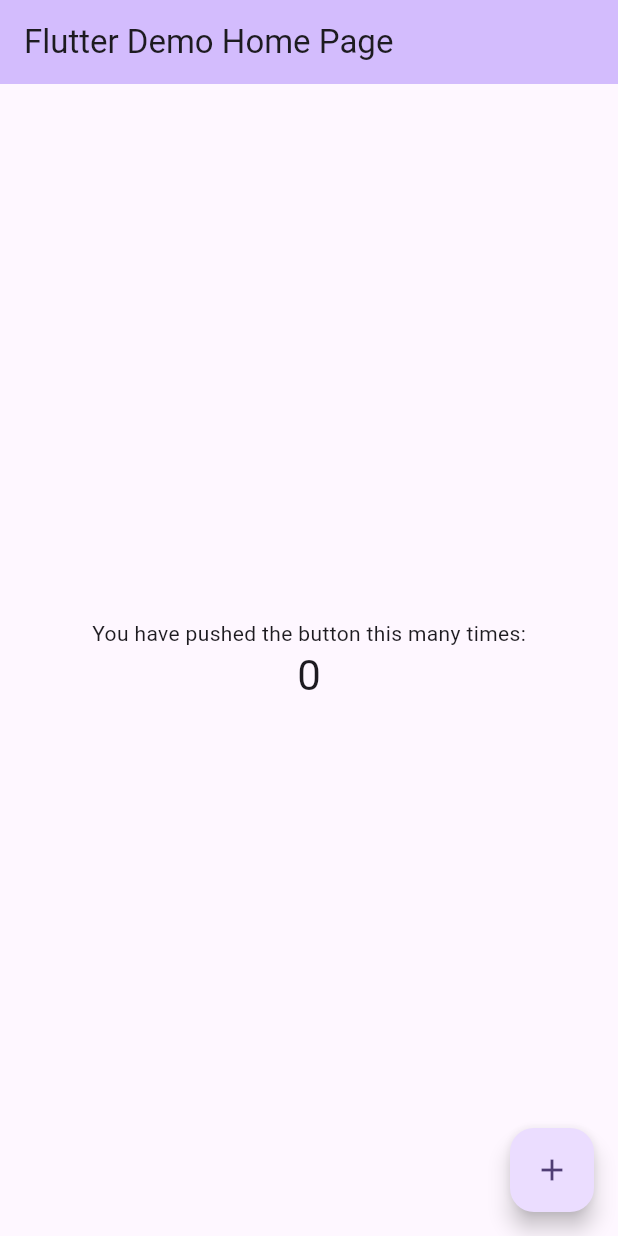
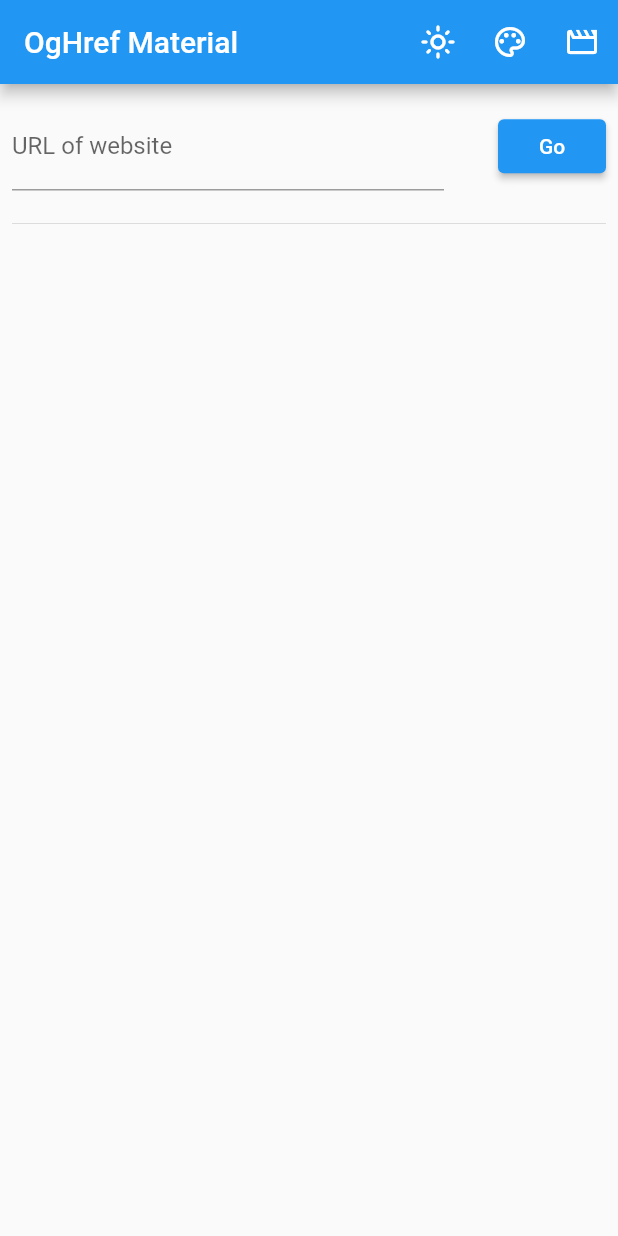
Before and after one commit to rk0cc/oghref, a Flutter app: the screen it shows after launch, on a phone screen of 412 x 824 dp. Run offline on Flutter 3.47's test engine with Material 2 defaults, Android fonts, the phone set to English and light mode, and no system bars; our stand-ins replace cached_network_image; missing offline and left inert: media_kit, media_kit_video, mime_dart.

Commit message:
Upload example

```diff
--- /dev/null
+++ b/widgets/material/example/lib/app.dart
@@ -0,0 +1,132 @@
+import 'package:flutter/material.dart';
+import 'package:oghref_material/oghref_material.dart';
+import 'package:provider/provider.dart';
+
+import 'theme_preference.dart';
+
+class OgHrefMaterialExampleHome extends StatefulWidget {
+  const OgHrefMaterialExampleHome({super.key});
+
+  @override
+  State<StatefulWidget> createState() => _OgHrefMaterialExampleHomeState();
+}
+
+class _OgHrefMaterialExampleHomeState extends State<OgHrefMaterialExampleHome> {
+  late final TextEditingController controller;
+  Uri? uri;
+  bool invalid = false;
+  bool multimedia = false;
+
+  @override
+  void initState() {
+    super.initState();
+    controller = TextEditingController();
+  }
+
+  @override
+  void dispose() {
+    controller.dispose();
+    super.dispose();
+  }
+
+  void _applyChanges() {
+    setState(() {
+      if (controller.text.isEmpty) {
+        uri = null;
+        invalid = false;
+        return;
+      }
+
+      try {
+        Uri parsed = Uri.parse(controller.text);
+
+        if (!["http", "https"].contains(parsed.scheme)) {
+          throw "Non-HTTP(S) URL";
+        }
+
+        uri = parsed;
+        invalid = false;
+      } catch (err) {
+        uri = null;
+        invalid = true;
+      }
+    });
+  }
+
+  @override
+  Widget build(BuildContext context) {
+    final pref = Provider.of<ThemePreference>(context);
+
+    return Scaffold(
+        appBar: AppBar(title: const Text("OgHref Material"), actions: <Tooltip>[
+          Tooltip(
+              message: "Switch to ${pref.darkMode ? 'light' : 'dark'} mode",
+              child: IconButton(
+                  onPressed: () {
+                    pref.darkMode = !pref.darkMode;
+                  },
+                  icon: Icon(pref.darkMode
+                      ? Icons.dark_mode_outlined
+                      : Icons.light_mode_outlined))),
+          Tooltip(
+              message: "Use Material ${pref.materialThree ? 2 : 3} theme",
+              child: IconButton(
+                  onPressed: () {
+                    pref.materialThree = !pref.materialThree;
+                  },
+                  icon: const Icon(Icons.palette_outlined))),
+          Tooltip(
+              message:
+                  "${multimedia ? 'Disable' : 'Enable'} multimedia content",
+              child: IconButton(
+                  onPressed: () {
+                    setState(() {
+                      multimedia = !multimedia;
+                    });
+                  },
+                  icon: Icon(multimedia ? Icons.movie : Icons.movie_outlined)))
+        ]),
+        body: Column(
+          children: [
+            Padding(
+                padding:
+                    const EdgeInsets.symmetric(horizontal: 8, vertical: 12),
+                child: Row(children: [
+                  Expanded(
+                      flex: 8,
+                      child: TextField(
+                          controller: controller,
+                          decoration: InputDecoration(
+                              errorText: invalid ? "Invalid URL website" : null,
+                              hintText: "https://www.example.com",
+                              labelText: "URL of website"))),
+                  const Spacer(),
+                  Expanded(
+                      flex: 2,
+                      child: ElevatedButton(
+                          onPressed: _applyChanges, child: const Text("Go")))
+                ])),
+            const Padding(
+                padding: EdgeInsets.symmetric(horizontal: 8, vertical: 2),
+                child: Divider()),
+            Expanded(
+                child: uri == null
+                    ? const SizedBox()
+                    : ListView(
+                        shrinkWrap: true,
+                        padding: const EdgeInsets.symmetric(vertical: 12),
+                        children: <Widget>[
+                          OgHrefMaterialCard(uri!,
+                              onLoading: (context) => const Center(
+                                  child: CircularProgressIndicator()),
+                              multimedia: multimedia),
+                              OgHrefMaterialTile(uri!)
+                        ]
+                            .map((e) =>
+                                Align(alignment: Alignment.center, child: e))
+                            .toList(),
+                      ))
+          ],
+        ));
+  }
+}
--- a/widgets/material/example/lib/main.dart
+++ b/widgets/material/example/lib/main.dart
@@ -1,125 +1,31 @@
 import 'package:flutter/material.dart';
+import 'package:oghref_material/oghref_material.dart';
+import 'package:provider/provider.dart';
+
+import 'app.dart';
+import 'theme_preference.dart';
 
 void main() {
-  runApp(const MyApp());
+  WidgetsFlutterBinding.ensureInitialized();
+  OgHrefMaterialBinding.ensureInitialized();
+  runApp(const OgHrefMaterialExampleApp());
 }
 
-class MyApp extends StatelessWidget {
-  const MyApp({super.key});
-
-  // This widget is the root of your application.
-  @override
-  Widget build(BuildContext context) {
-    return MaterialApp(
-      title: 'Flutter Demo',
-      theme: ThemeData(
-        // This is the theme of your application.
-        //
-        // TRY THIS: Try running your application with "flutter run". You'll see
-        // the application has a blue toolbar. Then, without quitting the app,
-        // try changing the seedColor in the colorScheme below to Colors.green
-        // and then invoke "hot reload" (save your changes or press the "hot
-        // reload" button in a Flutter-supported IDE, or press "r" if you used
-        // the command line to start the app).
-        //
-        // Notice that the counter didn't reset back to zero; the application
-        // state is not lost during the reload. To reset the state, use hot
-        // restart instead.
-        //
-        // This works for code too, not just values: Most code changes can be
-        // tested with just a hot reload.
-        colorScheme: ColorScheme.fromSeed(seedColor: Colors.deepPurple),
-        useMaterial3: true,
-      ),
-      home: const MyHomePage(title: 'Flutter Demo Home Page'),
-    );
-  }
-}
-
-class MyHomePage extends StatefulWidget {
-  const MyHomePage({super.key, required this.title});
-
-  // This widget is the home page of your application. It is stateful, meaning
-  // that it has a State object (defined below) that contains fields that affect
-  // how it looks.
-
-  // This class is the configuration for the state. It holds the values (in this
-  // case the title) provided by the parent (in this case the App widget) and
-  // used by the build method of the State. Fields in a Widget subclass are
-  // always marked "final".
-
-  final String title;
-
-  @override
-  State<MyHomePage> createState() => _MyHomePageState();
-}
-
-class _MyHomePageState extends State<MyHomePage> {
-  int _counter = 0;
-
-  void _incrementCounter() {
-    setState(() {
-      // This call to setState tells the Flutter framework that something has
-      // changed in this State, which causes it to rerun the build method below
-      // so that the display can reflect the updated values. If we changed
-      // _counter without calling setState(), then the build method would not be
-      // called again, and so nothing would appear to happen.
-      _counter++;
-    });
-  }
+class OgHrefMaterialExampleApp extends StatelessWidget {
+  const OgHrefMaterialExampleApp({super.key});
 
   @override
   Widget build(BuildContext context) {
-    // This method is rerun every time setState is called, for instance as done
-    // by the _incrementCounter method above.
-    //
-    // The Flutter framework has been optimized to make rerunning build methods
-    // fast, so that you can just rebuild anything that needs updating rather
-    // than having to individually change instances of widgets.
-    return Scaffold(
-      appBar: AppBar(
-        // TRY THIS: Try changing the color here to a specific color (to
-        // Colors.amber, perhaps?) and trigger a hot reload to see the AppBar
-        // change color while the other colors stay the same.
-        backgroundColor: Theme.of(context).colorScheme.inversePrimary,
-        // Here we take the value from the MyHomePage object that was created by
-        // the App.build method, and use it to set our appbar title.
-        title: Text(widget.title),
-      ),
-      body: Center(
-        // Center is a layout widget. It takes a single child and positions it
-        // in the middle of the parent.
-        child: Column(
-          // Column is also a layout widget. It takes a list of children and
-          // arranges them vertically. By default, it sizes itself to fit its
-          // children horizontally, and tries to be as tall as its parent.
-          //
-          // Column has various properties to control how it sizes itself and
-          // how it positions its children. Here we use mainAxisAlignment to
-          // center the children vertically; the main axis here is the vertical
-          // axis because Columns are vertical (the cross axis would be
-          // horizontal).
-          //
-          // TRY THIS: Invoke "debug painting" (choose the "Toggle Debug Paint"
-          // action in the IDE, or press "p" in the console), to see the
-          // wireframe for each widget.
-          mainAxisAlignment: MainAxisAlignment.center,
-          children: <Widget>[
-            const Text(
-              'You have pushed the button this many times:',
-            ),
-            Text(
-              '$_counter',
-              style: Theme.of(context).textTheme.headlineMedium,
-            ),
-          ],
-        ),
-      ),
-      floatingActionButton: FloatingActionButton(
-        onPressed: _incrementCounter,
-        tooltip: 'Increment',
-        child: const Icon(Icons.add),
-      ), // This trailing comma makes auto-formatting nicer for build methods.
-    );
+    return ChangeNotifierProvider<ThemePreference>(
+        create: (context) => ThemePreference(),
+        builder: (context, child) {
+          final ThemePreference pref = context.watch<ThemePreference>();
+
+          return MaterialApp(
+              theme: ThemeData(useMaterial3: pref.materialThree),
+              darkTheme: ThemeData.dark(useMaterial3: pref.materialThree),
+              themeMode: pref.darkMode ? ThemeMode.dark : ThemeMode.light,
+              home: const OgHrefMaterialExampleHome());
+        });
   }
 }
--- /dev/null
+++ b/widgets/material/example/lib/theme_preference.dart
@@ -0,0 +1,26 @@
+import 'package:flutter/material.dart';
+
+final class ThemePreference extends ChangeNotifier {
+  bool _materialThree;
+  bool _darkMode;
+
+  ThemePreference({bool materialThree = false, bool darkMode = false})
+      : _materialThree = materialThree,
+        _darkMode = darkMode;
+
+  bool get materialThree => _materialThree;
+
+  set materialThree(bool enable) {
+    _materialThree = enable;
+
+    notifyListeners();
+  }
+
+  bool get darkMode => _darkMode;
+
+  set darkMode(bool enable) {
+    _darkMode = enable;
+
+    notifyListeners();
+  }
+}
--- a/widgets/material/example/pubspec.yaml
+++ b/widgets/material/example/pubspec.yaml
@@ -9,6 +9,8 @@ dependencies:
     sdk: flutter
   oghref_material:
     path: ../
+  provider: ^6.0.5
+  media_kit_libs_video: ^1.0.4
 dev_dependencies:
   flutter_test:
     sdk: flutter
```
Also changed, not shown: widgets/material/example/pubspec.lock.
